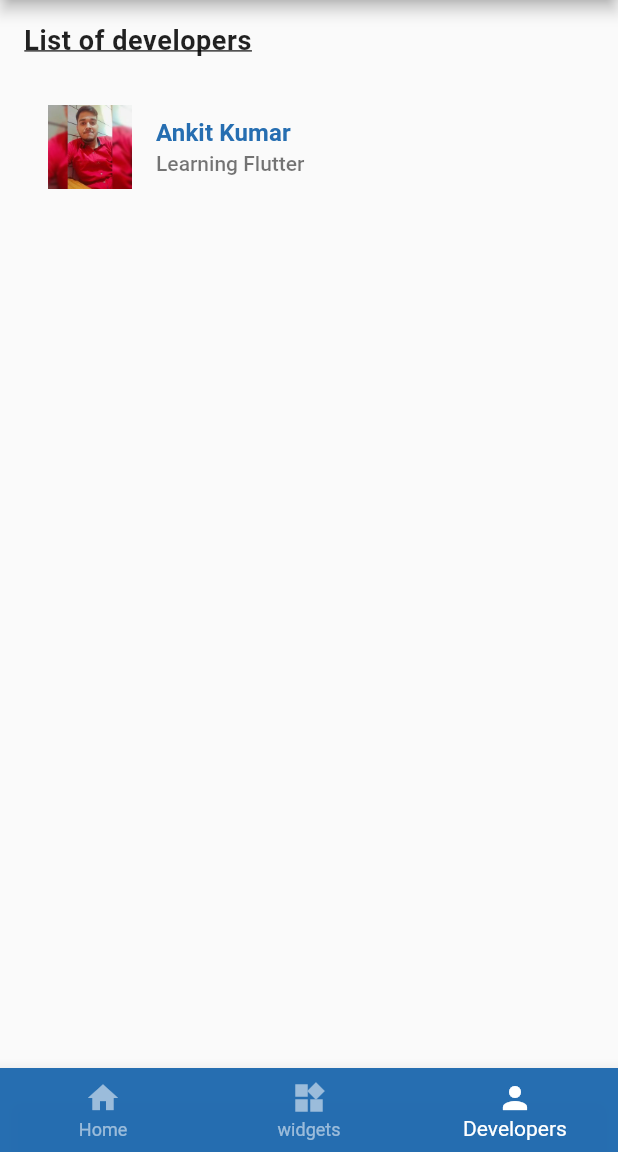
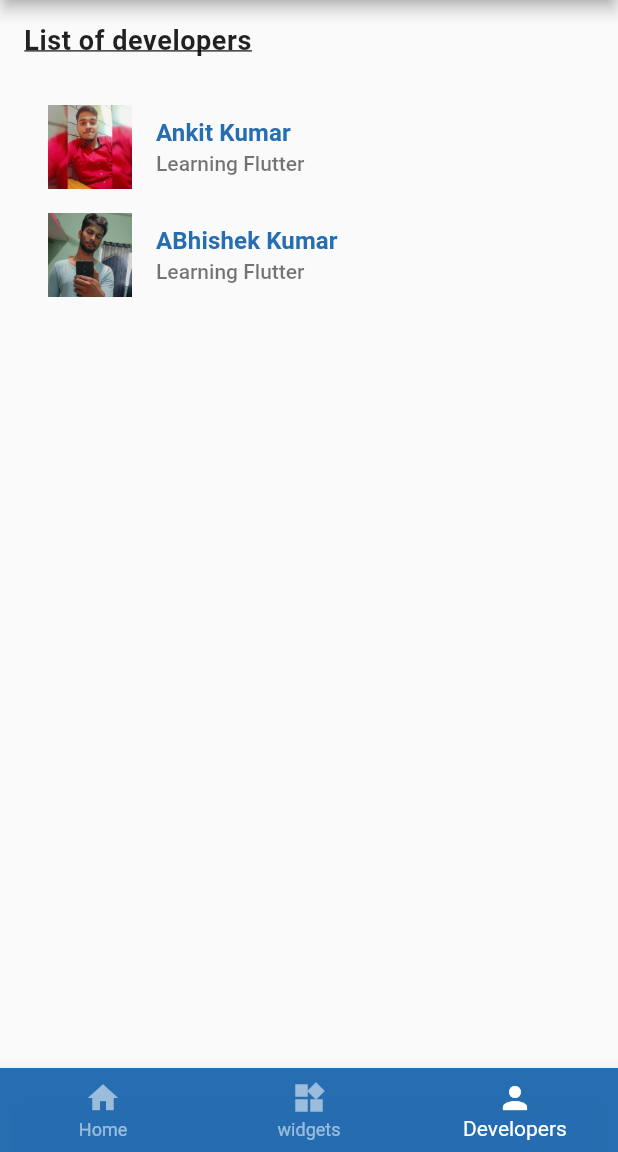
Before and after one commit to Alpha17-2/Flutter-Beginner, a Flutter app: the screen it shows after launch, item 3 of the bottom bar chosen, on a phone screen of 412 x 824 dp, the part 84-1236 px from its top. Run offline on Flutter 3.47's test engine with Material 2 defaults, Android fonts, the phone set to English and light mode, and no system bars; network calls fail.

Commit message:
new developer added

```diff
--- a/lib/screens/DeveloperScreen/dev_screen.dart
+++ b/lib/screens/DeveloperScreen/dev_screen.dart
@@ -8,22 +8,49 @@ class DeveloperScreen extends StatelessWidget {
   Widget build(BuildContext context) {
     return Container(
       padding: EdgeInsets.all(16),
-
       child: Column(
         crossAxisAlignment: CrossAxisAlignment.start,
-        children:  [
-        const  Text("List of developers",style: TextStyle(
-            fontSize: 18,
-            fontWeight: FontWeight.bold,
-            decoration: TextDecoration.underline,
-            letterSpacing: 0.4
-          ),),
-          SizedBox(height: 25,),
+        children: [
+          const Text(
+            "List of developers",
+            style: TextStyle(
+                fontSize: 18,
+                fontWeight: FontWeight.bold,
+                decoration: TextDecoration.underline,
+                letterSpacing: 0.4),
+          ),
+          SizedBox(
+            height: 25,
+          ),
           ListTile(
-
-            title: Text("Ankit Kumar",style: TextStyle(color: primaryColor,fontWeight: FontWeight.bold,letterSpacing: 0.1),),
+            title: Text(
+              "Ankit Kumar",
+              style: TextStyle(
+                  color: primaryColor,
+                  fontWeight: FontWeight.bold,
+                  letterSpacing: 0.1),
+            ),
             leading: Image.asset('assets/images/ankit.jpg'),
-            subtitle: Text("Learning Flutter",style: TextStyle(color: Colors.black54,fontWeight: FontWeight.w500),),
+            subtitle: Text(
+              "Learning Flutter",
+              style:
+                  TextStyle(color: Colors.black54, fontWeight: FontWeight.w500),
+            ),
+          ),
+          ListTile(
+            title: Text(
+              "ABhishek Kumar",
+              style: TextStyle(
+                  color: primaryColor,
+                  fontWeight: FontWeight.bold,
+                  letterSpacing: 0.1),
+            ),
+            leading: Image.asset('assets/images/abhi.png'),
+            subtitle: Text(
+              "Learning Flutter",
+              style:
+                  TextStyle(color: Colors.black54, fontWeight: FontWeight.w500),
+            ),
           ),
         ],
       ),
```
Also changed, not shown: assets/images/abhi.png (added).
